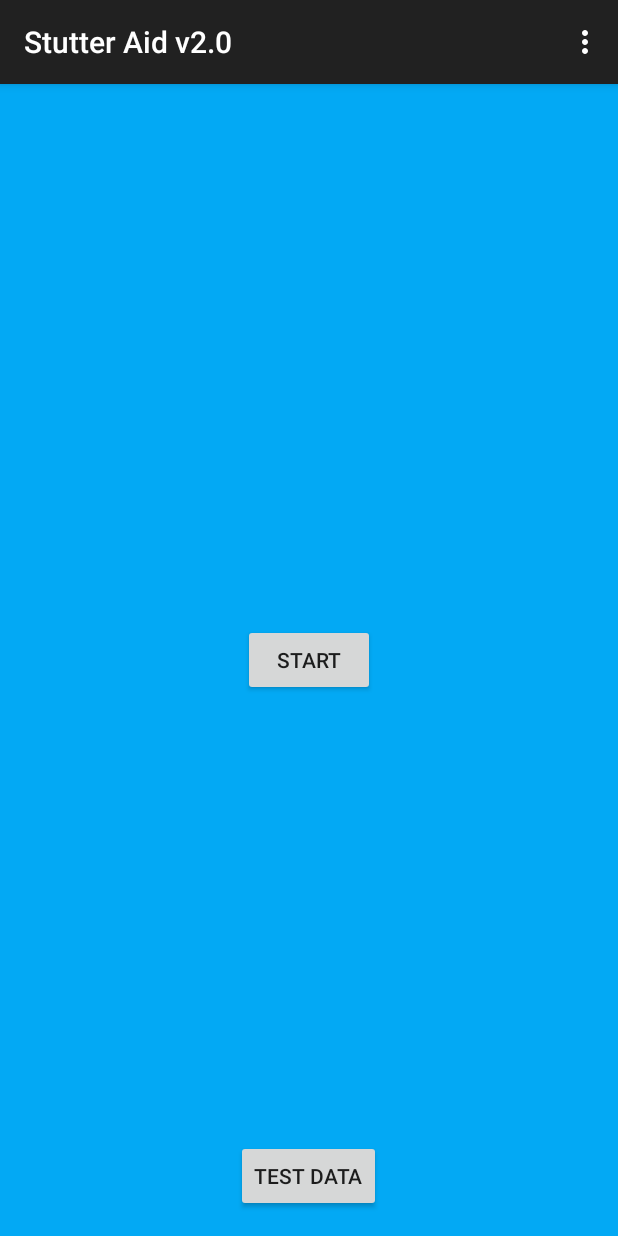
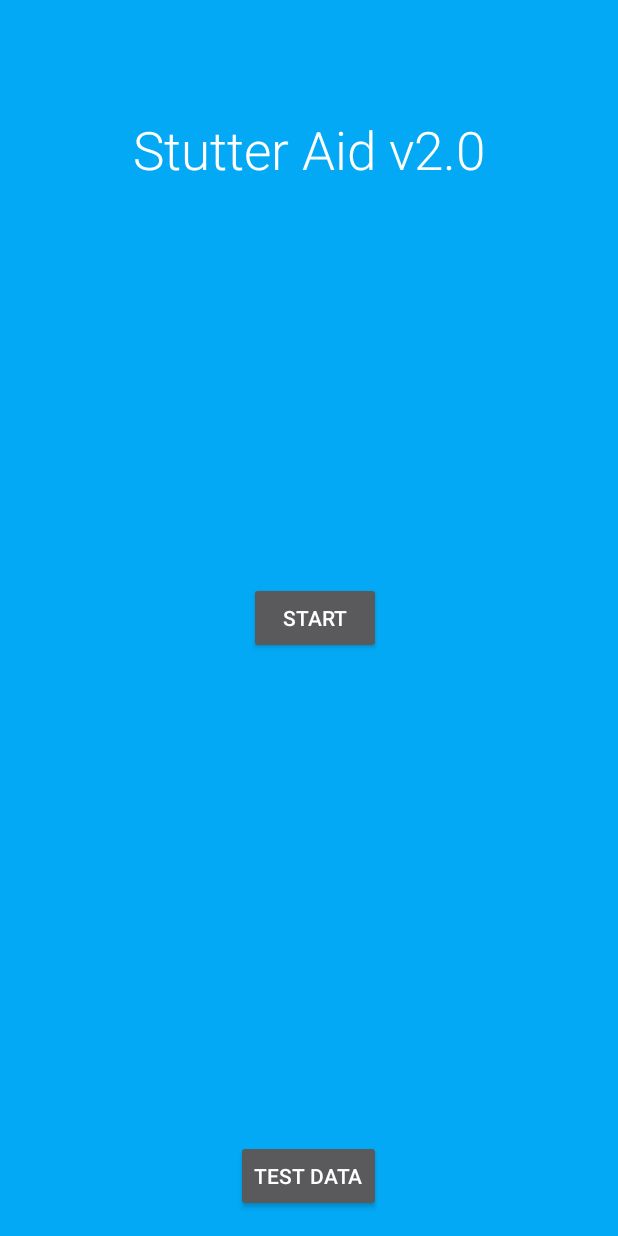
Before and after one commit to scorelab/stutter, an Android app: the screen it shows after launch (MainActivity), on a phone screen of 412 x 824 dp. Run offline under Robolectric (Android 15) with nearby library versions, the phone set to English and light mode, and no system bars.

Commit message:
UI updates

```diff
--- a/stutter-android/app/src/main/AndroidManifest.xml
+++ b/stutter-android/app/src/main/AndroidManifest.xml
@@ -9,7 +9,7 @@
         android:allowBackup="true"
         android:icon="@mipmap/ic_launcher"
         android:label="@string/app_name"
-        android:theme="@style/AppTheme" >
+        android:theme="@style/Theme.AppCompat.NoActionBar" >
         <activity
             android:name=".MainActivity"
             android:label="@string/app_name" >
--- a/stutter-android/app/src/main/java/com/superpowered/frequencydomain/MainActivity.java
+++ b/stutter-android/app/src/main/java/com/superpowered/frequencydomain/MainActivity.java
@@ -41,11 +41,12 @@ public class MainActivity extends AppCompatActivity {
                     StopRecord();
                 }
                 else {
-                    btn.setText("stop");
-                    buttonPressed = 1;
+
                     AudioManager am = (AudioManager) getSystemService(Context.AUDIO_SERVICE);
 
                     if (am.isBluetoothA2dpOn() || am.isWiredHeadsetOn()) {
+                        btn.setText("stop");
+                        buttonPressed = 1;
                         if (isFirst==0){
                             StartRecord();
                         }
--- a/stutter-android/app/src/main/res/layout/activity_main.xml
+++ b/stutter-android/app/src/main/res/layout/activity_main.xml
@@ -12,8 +12,8 @@
         android:text="start"
         android:id="@+id/btn_start"
         android:layout_centerVertical="true"
-        android:layout_centerHorizontal="true"
-        />
+        android:layout_alignRight="@+id/btn_test_activity"
+        android:layout_alignEnd="@+id/btn_test_activity" />
 
     <Button
         android:layout_width="wrap_content"
@@ -22,4 +22,31 @@
         android:id="@+id/btn_test_activity"
         android:layout_alignParentBottom="true"
         android:layout_centerHorizontal="true" />
+
+    <LinearLayout
+        android:orientation="horizontal"
+        android:layout_width="match_parent"
+        android:layout_height="wrap_content"
+        android:layout_alignParentTop="true"
+        android:layout_alignParentLeft="true"
+        android:layout_alignParentStart="true"
+        android:layout_marginTop="60dp"
+        android:id="@+id/linearLayout">
+
+        <RelativeLayout
+            android:layout_width="match_parent"
+            android:layout_height="match_parent">
+
+            <TextView
+                android:layout_width="wrap_content"
+                android:layout_height="wrap_content"
+                android:text="@string/app_name"
+                android:id="@+id/app_title"
+                android:textSize="35dp"
+                android:fontFamily="sans-serif-light"
+                android:layout_centerHorizontal="true"
+                android:textColor="#ffffff"/>
+        </RelativeLayout>
+    </LinearLayout>
+
 </RelativeLayout>
```
